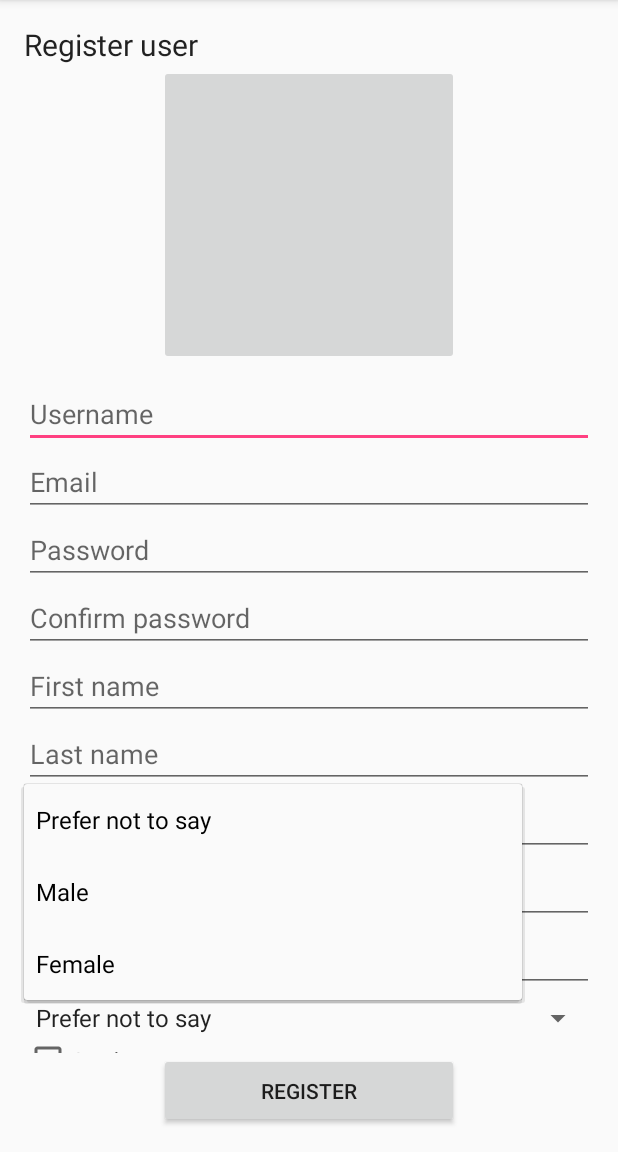
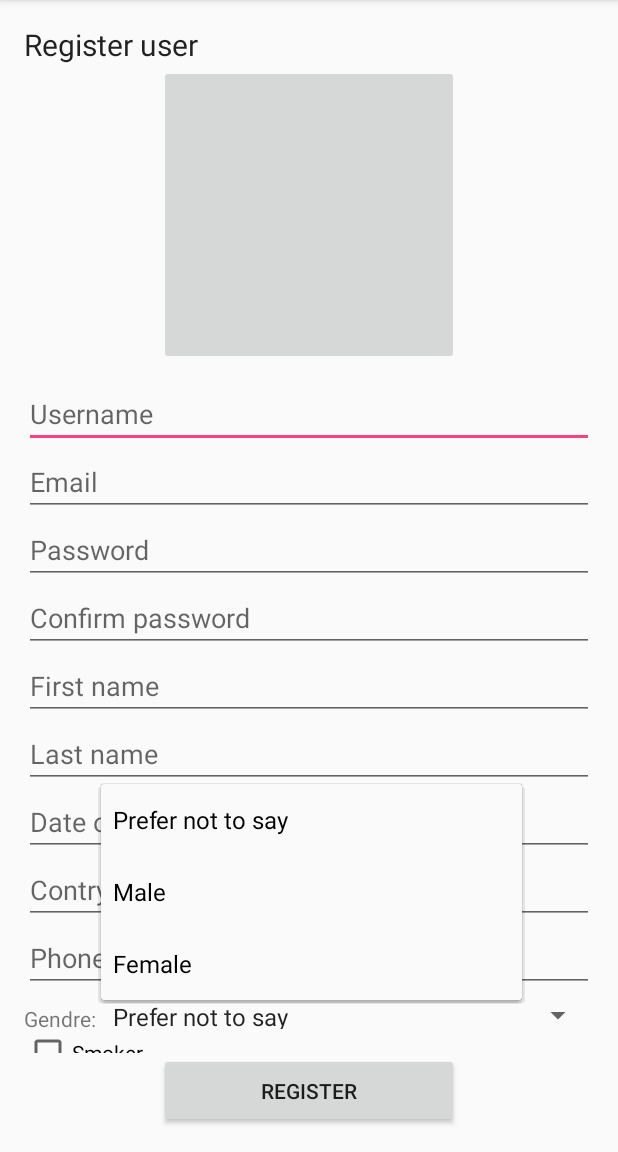
Before and after one commit to IvanYankov95/BookingTopia, an Android app: the Register screen opened directly, with no data from a screen before it, after a tap on "Prefer not to say", on a phone screen of 412 x 824 dp, the part 84-1236 px from its top. Run offline under Robolectric (Android 15) with nearby library versions, the phone set to English and light mode, and no system bars.

```diff
--- a/BookingTopia/app/src/main/res/layout/register_scroll_view.xml
+++ b/BookingTopia/app/src/main/res/layout/register_scroll_view.xml
@@ -139,13 +139,23 @@
             android:layout_alignRight="@+id/lastNameField"
             android:layout_alignEnd="@+id/lastNameField"
             android:layout_weight="1" />
+        <LinearLayout
+            android:layout_width="match_parent"
+            android:layout_height="wrap_content"
+            android:orientation="horizontal">
+            <TextView
+                android:text="Gendre: "
+                android:layout_width="wrap_content"
+                android:layout_height="wrap_content" />
+            <Spinner
+                android:id="@+id/register_gender_spinner"
+                android:layout_width="match_parent"
+                android:layout_height="match_parent">
 
-        <Spinner
-            android:id="@+id/register_gender_spinner"
-            android:layout_width="match_parent"
-            android:layout_height="match_parent">
+            </Spinner>
 
-        </Spinner>
+        </LinearLayout>
+
 
         <CheckBox
             android:id="@+id/register_smoker_checkbox"
```
Also changed, not shown: 1 other file.
